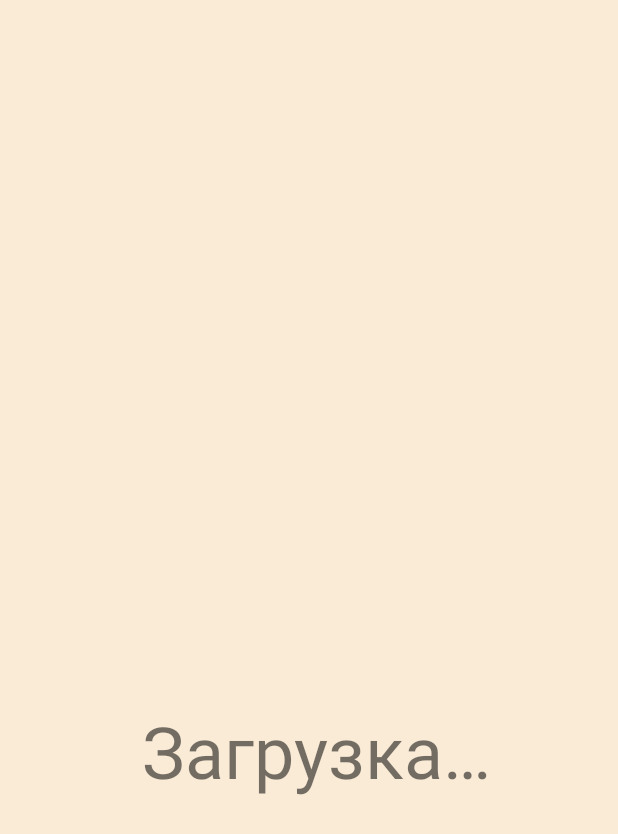
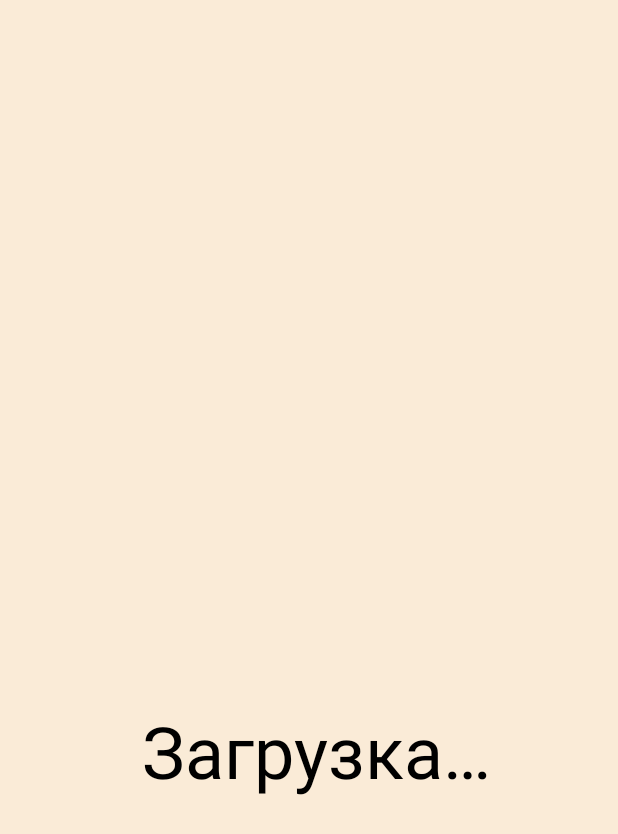
Before and after one commit to TheIzvorg/Encode, an Android app: the screen it shows after launch (LogoActivity), on a phone screen of 412 x 824 dp. Shown: the top 834 px of the screen. Run offline under Robolectric (Android 15) with nearby library versions, the light colour scheme and no system bars.

Commit message:
Починил ошибку, когда при смене темы запускался таймер из LogoActivity

```diff
--- a/app/src/main/AndroidManifest.xml
+++ b/app/src/main/AndroidManifest.xml
@@ -8,7 +8,7 @@
         android:label="@string/app_name"
         android:roundIcon="@mipmap/ic_launcher_round"
         android:supportsRtl="true"
-        android:theme="@style/Theme.Encode_ISP95VB_Rubanov">
+        android:theme="@style/Theme.Light">
         <activity
             android:name=".LogoActivity"
             android:exported="true">
--- a/app/src/main/java/com/example/encode_isp95vb_rubanov/LogoActivity.java
+++ b/app/src/main/java/com/example/encode_isp95vb_rubanov/LogoActivity.java
@@ -9,6 +9,7 @@ import android.widget.ImageView;
 import androidx.annotation.Nullable;
 import androidx.appcompat.app.AppCompatActivity;
 
+import java.util.Set;
 import java.util.concurrent.TimeUnit;
 
 public class LogoActivity extends AppCompatActivity {
@@ -31,8 +32,12 @@ public class LogoActivity extends AppCompatActivity {
 
         Thread thread = new Thread(){
             public void run(){
+                if(Settings.isLoaded()){
+                    return;
+                }
                 try {
                     TimeUnit.SECONDS.sleep(5);
+                    Settings.setLoaded(true);
                     Intent intent = new Intent(LogoActivity.this, MainActivity.class);
                     startActivity(intent);
                 } catch (Exception e) {
@@ -46,4 +51,9 @@ public class LogoActivity extends AppCompatActivity {
     protected void onDestroy() {
         super.onDestroy();
     }
+
+    @Override
+    protected void onRestart() {
+        super.onRestart();
+    }
 }
--- a/app/src/main/java/com/example/encode_isp95vb_rubanov/Settings.java
+++ b/app/src/main/java/com/example/encode_isp95vb_rubanov/Settings.java
@@ -9,6 +9,7 @@ public class Settings {
     private static Integer mAudioVolume = 90;
     private static Locale mLocale = new Locale("ru");
     private static int mCurrLocaleResId = R.string.RussianLang;
+    private static boolean isLoaded = false;
 
     @IntRange(from = 0, to = 100)
     public static int getAudioVolume(){
@@ -34,4 +35,12 @@ public class Settings {
     public static void setCurrLocaleResId(@NonNull Integer currentLocale){
         mCurrLocaleResId = currentLocale;
     }
+
+    public static boolean isLoaded() {
+        return isLoaded;
+    }
+
+    public static void setLoaded(boolean b) {
+        isLoaded = b;
+    }
 }
--- a/app/src/main/res/layout/logo_layout.xml
+++ b/app/src/main/res/layout/logo_layout.xml
@@ -4,7 +4,7 @@
     xmlns:tools="http://schemas.android.com/tools"
     android:layout_width="match_parent"
     android:layout_height="match_parent"
-    android:background="@color/AntiqueWhite" >
+    android:background="@color/Background" >
 
     <ImageView
         android:id="@+id/imageView"
@@ -22,6 +22,7 @@
         android:id="@+id/textView"
         android:layout_width="256dp"
         android:layout_height="70dp"
+        android:textColor="@color/TextColor"
         android:text="@string/LoadingText"
         android:textSize="48sp"
         app:layout_constraintBottom_toBottomOf="parent"
--- a/app/src/main/res/values-night/colors.xml
+++ b/app/src/main/res/values-night/colors.xml
@@ -5,8 +5,10 @@
     <color name="purple_700">#FF3700B3</color>
     <color name="teal_200">#FF03DAC5</color>
     <color name="teal_700">#FF018786</color>
-    <color name="white">#FF000000</color>
-    <color name="black">#FFFFFFFF</color>
-    <color name="AntiqueWhite">#FF000000</color>
+    <color name="black">#FF000000</color>
+    <color name="white">#FFFFFFFF</color>
+    <color name="TextColor">#FFFFFFFF</color>
+    <color name="Background">#FF000000</color>
+    <color name="TextBoxBackground">#404040</color>
 
 </resources>
--- a/app/src/main/res/values-night/themes.xml
+++ b/app/src/main/res/values-night/themes.xml
@@ -1,6 +1,6 @@
 <resources xmlns:tools="http://schemas.android.com/tools">
     <!-- Base application theme. -->
-    <style name="Theme.Encode_ISP95VB_Rubanov" parent="Theme.AppCompat.DayNight.NoActionBar">
+    <style name="Theme.Dark" parent="Theme.AppCompat.DayNight.NoActionBar">
         <!-- Primary brand color. -->
         <item name="colorPrimary">@color/purple_500</item>
         <item name="colorPrimaryVariant">@color/purple_700</item>
--- a/app/src/main/res/values/colors.xml
+++ b/app/src/main/res/values/colors.xml
@@ -7,6 +7,8 @@
     <color name="teal_700">#FF018786</color>
     <color name="black">#FF000000</color>
     <color name="white">#FFFFFFFF</color>
-    <color name="AntiqueWhite">#FAEBD7</color>
+    <color name="TextColor">#FF000000</color>
+    <color name="Background">#FAEBD7</color>
+    <color name="TextBoxBackground">#A19A90</color>
 
 </resources>
--- a/app/src/main/res/values/themes.xml
+++ b/app/src/main/res/values/themes.xml
@@ -1,6 +1,6 @@
 <resources xmlns:tools="http://schemas.android.com/tools">
     <!-- Base application theme. -->
-    <style name="Theme.Encode_ISP95VB_Rubanov" parent="Theme.AppCompat.Light.NoActionBar">
+    <style name="Theme.Light" parent="Theme.AppCompat.Light.NoActionBar">
         <!-- Primary brand color. -->
         <item name="colorPrimary">@color/purple_500</item>
         <item name="colorPrimaryVariant">@color/purple_700</item>
```
Also changed, not shown: app/src/main/java/com/example/encode_isp95vb_rubanov/MenuActivity.java (+11 -0 lines), app/src/main/java/com/example/encode_isp95vb_rubanov/SettingsActivity.java (+8 -7 lines), app/src/main/res/layout/activity_encode.xml (+11 -4 lines), app/src/main/res/layout/activity_main.xml (+33 -1 lines), app/src/main/res/layout/activity_menu.xml (+6 -1 lines), app/src/main/res/layout/activity_settings.xml (+8 -1 lines).
